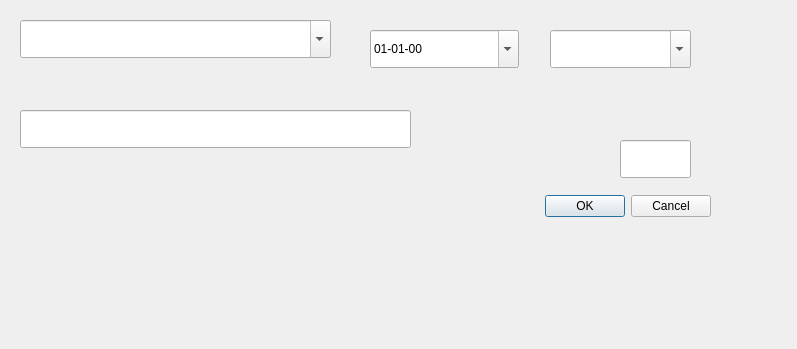
Above: historialPreciosMov.ui from waltermas-gitter/infomesas-gui before the change. Below: the same form after it.
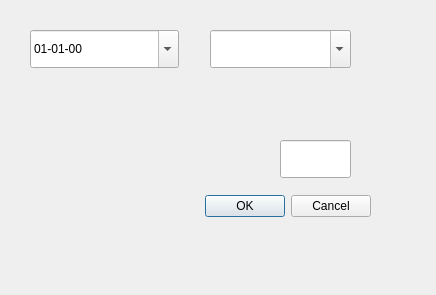
That is the form after the change.

Commit message: termino reorganizacion

```diff
--- a/historialPreciosMov.ui
+++ b/historialPreciosMov.ui
@@ -6,8 +6,8 @@
    <rect>
     <x>0</x>
     <y>0</y>
-    <width>797</width>
-    <height>349</height>
+    <width>436</width>
+    <height>295</height>
    </rect>
   </property>
   <property name="windowTitle">
@@ -16,7 +16,7 @@
   <widget class="QDialogButtonBox" name="dialogButtonBox">
    <property name="geometry">
     <rect>
-     <x>370</x>
+     <x>30</x>
      <y>190</y>
      <width>341</width>
      <height>32</height>
@@ -32,7 +32,7 @@
   <widget class="QDateEdit" name="fechaDateEdit">
    <property name="geometry">
     <rect>
-     <x>370</x>
+     <x>30</x>
      <y>30</y>
      <width>149</width>
      <height>38</height>
@@ -48,7 +48,7 @@
   <widget class="QLineEdit" name="importeLineEdit">
    <property name="geometry">
     <rect>
-     <x>620</x>
+     <x>280</x>
      <y>140</y>
      <width>71</width>
      <height>38</height>
@@ -58,23 +58,10 @@
     <set>Qt::AlignRight|Qt::AlignTrailing|Qt::AlignVCenter</set>
    </property>
   </widget>
-  <widget class="QLineEdit" name="descripcionLineEdit">
-   <property name="geometry">
-    <rect>
-     <x>20</x>
-     <y>110</y>
-     <width>391</width>
-     <height>38</height>
-    </rect>
-   </property>
-   <property name="alignment">
-    <set>Qt::AlignLeading|Qt::AlignLeft|Qt::AlignVCenter</set>
-   </property>
-  </widget>
   <widget class="QComboBox" name="proveedoresComboBox">
    <property name="geometry">
     <rect>
-     <x>550</x>
+     <x>210</x>
      <y>30</y>
      <width>141</width>
      <height>38</height>
@@ -84,19 +71,6 @@
     <bool>true</bool>
    </property>
   </widget>
-  <widget class="QComboBox" name="productosSeguidosComboBox">
-   <property name="geometry">
-    <rect>
-     <x>20</x>
-     <y>20</y>
-     <width>311</width>
-     <height>38</height>
-    </rect>
-   </property>
-   <property name="editable">
-    <bool>true</bool>
-   </property>
-  </widget>
  </widget>
  <resources/>
  <connections>
```
The commit also changes 2 other files.
